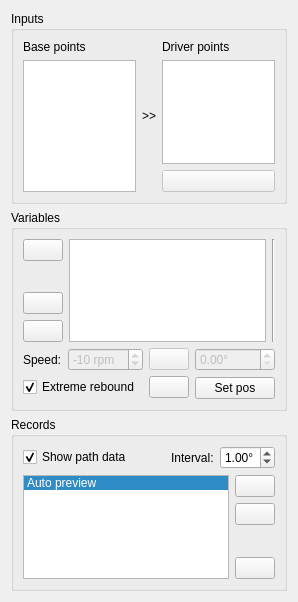
The window that pyslvs_ui/widgets/inputs.ui (KmolYuan/Pyslvs-UI) describes before a commit, drawn with Qt 5.
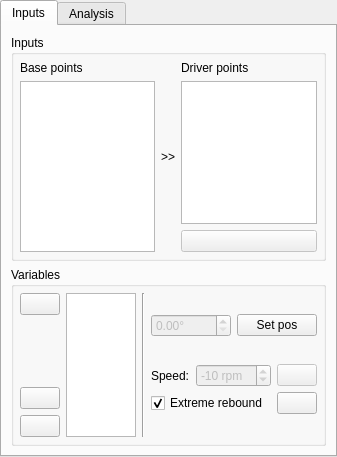
The same window after the commit. Icons and pictures are not drawn.

Commit message: Adjust the UI of inputs page.

Diff of the .ui file:
```diff
--- a/pyslvs_ui/widgets/inputs.ui
+++ b/pyslvs_ui/widgets/inputs.ui
@@ -6,20 +6,55 @@
    <rect>
     <x>0</x>
     <y>0</y>
-    <width>297</width>
-    <height>602</height>
+    <width>314</width>
+    <height>457</height>
    </rect>
   </property>
   <property name="windowTitle">
    <string>Form</string>
   </property>
-  <layout class="QVBoxLayout" name="verticalLayout_6">
+  <layout class="QVBoxLayout" name="verticalLayout_8">
+   <property name="leftMargin">
+    <number>0</number>
+   </property>
+   <property name="topMargin">
+    <number>0</number>
+   </property>
+   <property name="rightMargin">
+    <number>0</number>
+   </property>
+   <property name="bottomMargin">
+    <number>0</number>
+   </property>
+   <item>
+    <widget class="QTabWidget" name="tab_widget">
+     <widget class="QWidget" name="inputs_tab">
+      <attribute name="icon">
+       <iconset resource="../icons.qrc">
+        <normaloff>:/icons/motor.png</normaloff>:/icons/motor.png</iconset>
+      </attribute>
+      <attribute name="title">
+       <string>Inputs</string>
+      </attribute>
+      <layout class="QVBoxLayout" name="verticalLayout">
    <item>
     <widget class="QGroupBox" name="joint_groupBox">
      <property name="title">
       <string>Inputs</string>
      </property>
      <layout class="QHBoxLayout" name="horizontalLayout">
+          <property name="leftMargin">
+           <number>6</number>
+          </property>
+          <property name="topMargin">
+           <number>6</number>
+          </property>
+          <property name="rightMargin">
+           <number>6</number>
+          </property>
+          <property name="bottomMargin">
+           <number>6</number>
+          </property>
       <item>
        <layout class="QVBoxLayout" name="verticalLayout_13">
         <item>
@@ -91,9 +126,19 @@
      <property name="title">
       <string>Variables</string>
      </property>
-     <layout class="QVBoxLayout" name="verticalLayout_4">
-      <item>
-       <layout class="QHBoxLayout" name="inputs_dial_layout">
+         <layout class="QHBoxLayout" name="horizontalLayout_7">
+          <property name="leftMargin">
+           <number>6</number>
+          </property>
+          <property name="topMargin">
+           <number>6</number>
+          </property>
+          <property name="rightMargin">
+           <number>6</number>
+          </property>
+          <property name="bottomMargin">
+           <number>6</number>
+          </property>
         <item>
          <layout class="QVBoxLayout" name="verticalLayout_5">
           <item>
@@ -161,6 +206,40 @@
           </property>
          </widget>
         </item>
+          <item>
+           <layout class="QVBoxLayout" name="inputs_dial_layout">
+            <item>
+             <layout class="QHBoxLayout" name="horizontalLayout_2">
+              <item>
+               <widget class="QDoubleSpinBox" name="dial_spinbox">
+                <property name="enabled">
+                 <bool>false</bool>
+                </property>
+                <property name="statusTip">
+                 <string>Current position of the variable.</string>
+                </property>
+                <property name="suffix">
+                 <string>°</string>
+                </property>
+                <property name="maximum">
+                 <double>360.000000000000000</double>
+                </property>
+               </widget>
+              </item>
+              <item>
+               <widget class="QPushButton" name="update_pos">
+                <property name="statusTip">
+                 <string>Update current position as point coordinates.</string>
+                </property>
+                <property name="text">
+                 <string>Set pos</string>
+                </property>
+                <property name="icon">
+                 <iconset resource="../icons.qrc">
+                  <normaloff>:/icons/translate.png</normaloff>:/icons/translate.png</iconset>
+                </property>
+               </widget>
+              </item>
        </layout>
       </item>
       <item>
@@ -251,66 +330,28 @@
           </item>
          </layout>
         </item>
-        <item>
-         <spacer name="horizontalSpacer_2">
-          <property name="orientation">
-           <enum>Qt::Horizontal</enum>
-          </property>
-          <property name="sizeHint" stdset="0">
-           <size>
-            <width>40</width>
-            <height>20</height>
-           </size>
-          </property>
-         </spacer>
-        </item>
-        <item>
-         <layout class="QVBoxLayout" name="verticalLayout">
-          <item>
-           <widget class="QDoubleSpinBox" name="dial_spinbox">
-            <property name="enabled">
-             <bool>false</bool>
-            </property>
-            <property name="statusTip">
-             <string>Current position of the variable.</string>
-            </property>
-            <property name="suffix">
-             <string>°</string>
-            </property>
-            <property name="maximum">
-             <double>360.000000000000000</double>
-            </property>
-           </widget>
-          </item>
-          <item>
-           <layout class="QHBoxLayout" name="horizontalLayout_2">
-            <item>
-             <widget class="QPushButton" name="update_pos">
-              <property name="statusTip">
-               <string>Update current position as point coordinates.</string>
-              </property>
-              <property name="text">
-               <string>Set pos</string>
-              </property>
-              <property name="icon">
+             </layout>
+            </item>
+           </layout>
+          </item>
+         </layout>
+        </widget>
+       </item>
+      </layout>
+     </widget>
+     <widget class="QWidget" name="analysis_tab">
+      <attribute name="icon">
                <iconset resource="../icons.qrc">
-                <normaloff>:/icons/translate.png</normaloff>:/icons/translate.png</iconset>
-              </property>
-             </widget>
-            </item>
-           </layout>
-          </item>
-         </layout>
-        </item>
-       </layout>
-      </item>
-     </layout>
-    </widget>
-   </item>
+        <normaloff>:/icons/formula.png</normaloff>:/icons/formula.png</iconset>
+      </attribute>
+      <attribute name="title">
+       <string>Analysis</string>
+      </attribute>
+      <layout class="QVBoxLayout" name="verticalLayout_7">
    <item>
     <widget class="QGroupBox" name="record_groupBox">
      <property name="title">
-      <string>Records</string>
+          <string>Position</string>
      </property>
      <layout class="QVBoxLayout" name="verticalLayout_22">
       <item>
@@ -448,6 +489,10 @@
        </layout>
       </item>
      </layout>
+        </widget>
+       </item>
+      </layout>
+     </widget>
     </widget>
    </item>
   </layout>
```
Lines whose indentation alone changed are shown as unchanged. The commit also changes 23 other files.
